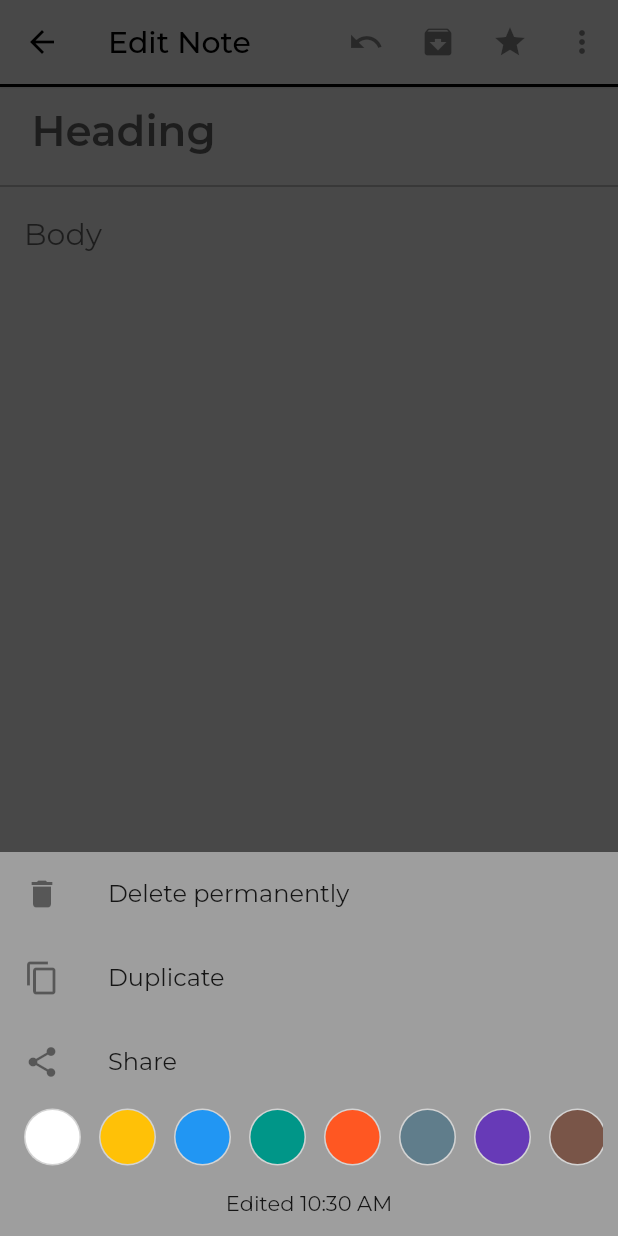
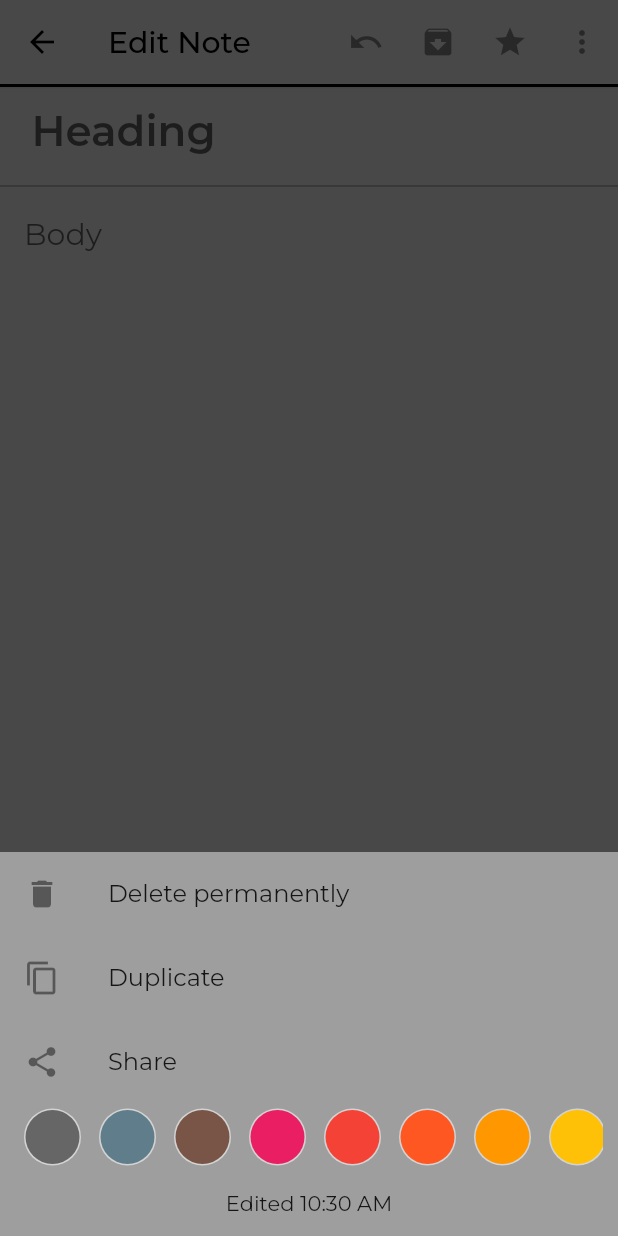
Before and after one commit to Hash-Studios/flutter-notes-app, a Flutter app: the NotePage screen opened directly with empty values, after a tap on the "star border" icon, after a tap on the "more vert" icon, on a phone screen of 412 x 824 dp. Run offline on Flutter 3.47's test engine with Material 2 defaults, Android fonts, the phone set to English and light mode, and no system bars; our stand-ins replace auto_size_text, flutter_screenutil, font_awesome_flutter, gallery_saver, google_fonts, image_picker and 4 more; accounts and stored records are empty.

Commit message:
Fixes #33 , Fixes #31

```diff
--- a/lib/screens/main_page.dart
+++ b/lib/screens/main_page.dart
@@ -383,8 +383,11 @@ class _MainPageState extends State<MainPage> {
           child: IconButton(
             color: Colors.black,
             icon: notesViewType == viewType.List
-                ? FaIcon(FontAwesomeIcons.thLarge)
-                : FaIcon(FontAwesomeIcons.thList),
+                ? FaIcon(
+                    LineAwesomeIcons.copy,
+                    size: 30,
+                  )
+                : FaIcon(LineAwesomeIcons.list, size: 30),
             onPressed: () => _toggleViewType(),
           )
           // InkWell(
--- a/lib/ui/color_slider.dart
+++ b/lib/ui/color_slider.dart
@@ -11,39 +11,25 @@ class ColorSlider extends StatefulWidget {
 class _ColorSliderState extends State<ColorSlider> {
   final colors = [
     // Material Colors
-    Color(0xffffffff), // classic white
+    Color(0xFF666666),
+    Colors.blueGrey,
+    Colors.brown,
+    Colors.pink,
+    Colors.red,
+    Colors.deepOrange,
+    Colors.orange,
     Colors.amber,
+    Colors.lime,
+    Colors.lightGreen,
+    Colors.green,
+    Colors.cyan,
+    Colors.lightBlue,
     Colors.blue,
-    Colors.teal,
-    Colors.deepOrange,
-    Colors.blueGrey,
+    Colors.indigo,
+    Colors.purple,
     Colors.deepPurple,
-    Colors.brown,
-    Colors.cyan,
-    Colors.deepOrange,
-    Colors.deepPurple,
-    Colors.green,
     Colors.grey,
-    Colors.indigo,
-    Colors.lightBlue,
-    Colors.lightGreen,
-    Colors.lime,
-    Colors.orange,
-    Colors.pink,
-    Colors.purple,
-    Colors.red,
-
-    Color(0xfff28b81), // light pink
-    Color(0xfff7bd02), // yellow
-    Color(0xfffbf476), // light yellow
-    Color(0xffcdff90), // light green
-    Color(0xffa7feeb), // turquoise
-    Color(0xffcbf0f8), // light cyan
-    Color(0xffafcbfa), // light blue
-    Color(0xffd7aefc), // plum
-    Color(0xfffbcfe9), // misty rose
-    Color(0xffe6c9a9), // light brown
-    Color(0xffe9eaee), // light gray
+    Color(0xffffffff),
   ];
 
   final Color borderColor = Color(0xffd3d3d3);
```
